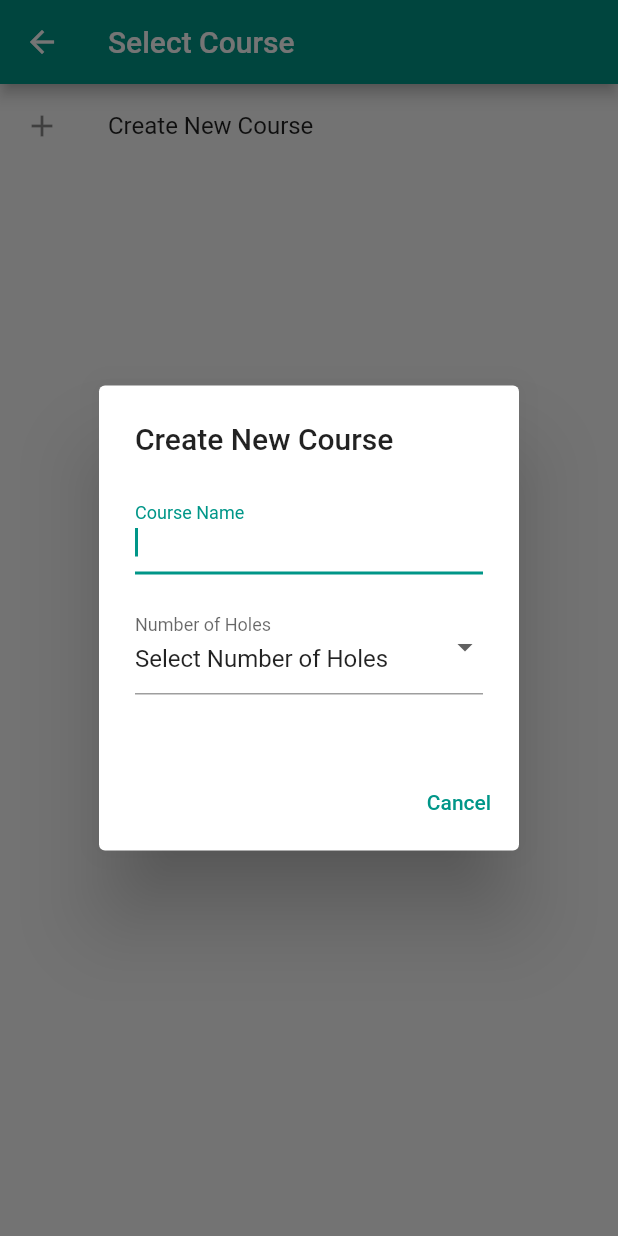
After one commit to MrTaz/mini_golf_tracker, a Flutter app: the CoursesScreen screen opened directly, after a tap on "Create New Course", on a phone screen of 412 x 824 dp. The commit adds this screen. Run offline on Flutter 3.47's test engine with Material 2 defaults, Android fonts, the phone set to English and light mode, and no system bars; our stand-ins replace cached_network_image, flutter_login, font_awesome_flutter, recase, shared_preferences, supabase and 1 more; missing offline and left inert: calendarific_dart, flutter_gravatar, random_x, word_generator; accounts and stored records are empty; Roboto replaces fonts that are missing (Merriweather).

Commit message:
fix: currently able to create courses and games

```diff
--- /dev/null
+++ b/lib/courses_screen.dart
@@ -0,0 +1,204 @@
+import 'dart:convert';
+
+import 'package:flutter/material.dart';
+import 'package:shared_preferences/shared_preferences.dart';
+
+import 'course.dart';
+
+class CoursesScreen extends StatefulWidget {
+  @override
+  _CoursesScreenState createState() => _CoursesScreenState();
+}
+
+class _CoursesScreenState extends State<CoursesScreen> {
+  late List<Course> courses = [];
+
+  @override
+  void initState() {
+    super.initState();
+    _loadCourses();
+  }
+
+  Future<void> _saveCourse(Course course) async {
+    final SharedPreferences prefs = await SharedPreferences.getInstance();
+    final List<Course> courses = await _loadCourses();
+
+    courses.add(course);
+
+    final List<String> coursesJson = courses.map((course) => jsonEncode(course.toJson())).toList();
+    await prefs.setStringList('courses', coursesJson);
+    setState(() {
+      this.courses = courses; // Update the courses list after saving
+    });
+  }
+
+  Future<List<Course>> _loadCourses() async {
+    final SharedPreferences prefs = await SharedPreferences.getInstance();
+    final List<String>? coursesJson = prefs.getStringList('courses');
+
+    if (coursesJson != null) {
+      final List<Course> loadedCourses = coursesJson.map((json) => Course.fromMap(jsonDecode(json))).toList();
+      setState(() {
+        courses = loadedCourses; // Update the courses list after loading
+      });
+    }
+
+    return [];
+  }
+
+  @override
+  Widget build(BuildContext context) {
+    return Scaffold(
+      appBar: AppBar(
+        title: const Text('Select Course'),
+      ),
+      body: ListView.builder(
+        itemCount: courses.length + 1,
+        itemBuilder: (context, index) {
+          if (index == courses.length) {
+            return ListTile(
+              leading: const Icon(Icons.add),
+              title: const Text('Create New Course'),
+              onTap: () {
+                _createNewCourse(context);
+              },
+            );
+          }
+          final Course course = courses[index];
+          return ListTile(
+            title: Text(course.name),
+            onTap: () {
+              Navigator.of(context).pop(course);
+            },
+          );
+        },
+      ),
+    );
+  }
+
+  void _createNewCourse(BuildContext context) async {
+    String courseName = '';
+    int? numberOfHoles = null;
+    List<int> parStrokes = List.filled(18, 3); // Default par stroke is 3 for each hole
+
+    final newCourse = await showDialog<Course>(
+      context: context,
+      builder: (BuildContext context) {
+        return StatefulBuilder(
+          builder: (BuildContext context, StateSetter setState) {
+            return AlertDialog(
+              title: const Text('Create New Course'),
+              content: SingleChildScrollView(
+                child: Column(
+                  mainAxisSize: MainAxisSize.min,
+                  children: [
+                    TextField(
+                      autofocus: true,
+                      textCapitalization: TextCapitalization.words,
+                      decoration: const InputDecoration(
+                        labelText: 'Course Name',
+                      ),
+                      onChanged: (value) {
+                        courseName = value;
+                      },
+                    ),
+                    const SizedBox(height: 16.0),
+                    DropdownButtonFormField<int>(
+                      value: numberOfHoles,
+                      items: [
+                        DropdownMenuItem<int>(
+                          value: null,
+                          child: const Text('Select Number of Holes'),
+                        ),
+                        DropdownMenuItem<int>(
+                          value: 9,
+                          child: const Text('9 Holes'),
+                        ),
+                        DropdownMenuItem<int>(
+                          value: 18,
+                          child: const Text('18 Holes'),
+                        ),
+                      ],
+                      onChanged: (value) {
+                        setState(() {
+                          numberOfHoles = value;
+                          parStrokes = List.filled(value!, 3);
+                        });
+                      },
+                      decoration: const InputDecoration(
+                        labelText: 'Number of Holes',
+                      ),
+                    ),
+                    const SizedBox(height: 16.0),
+                    if (numberOfHoles != null)
+                      Column(
+                        children: List.generate(numberOfHoles!, (index) {
+                          return Row(
+                            children: [
+                              Text('Hole ${index + 1}:'),
+                              const SizedBox(width: 8.0),
+                              Expanded(
+                                child: DropdownButtonFormField<int>(
+                                  value: parStrokes[index],
+                                  items: List.generate(5, (value) {
+                                    return DropdownMenuItem<int>(
+                                      value: value + 1,
+                                      child: Text('${value + 1}'),
+                                    );
+                                  }),
+                                  onChanged: (value) {
+                                    setState(() {
+                                      parStrokes[index] = value!;
+                                    });
+                                  },
+                                  decoration: const InputDecoration(
+                                    labelText: 'Par',
+                                  ),
+                                ),
+                              ),
+                            ],
+                          );
+                        }),
+                      ),
+                  ],
+                ),
+              ),
+              actions: [
+                TextButton(
+                  onPressed: () {
+                    Navigator.of(context).pop();
+                  },
+                  child: const Text('Cancel'),
+                ),
+                if (numberOfHoles == 9 || numberOfHoles == 18)
+                  TextButton(
+                    onPressed: () async {
+                      if (courseName.isNotEmpty && parStrokes.isNotEmpty) {
+                        final Course newCourse = Course(
+                          id: DateTime.now().millisecondsSinceEpoch,
+                          name: courseName,
+                          numberOfHoles: numberOfHoles!,
+                          parStrokes: Map<int, int>.fromIterable(
+                            List.generate(numberOfHoles!, (index) => index + 1),
+                            key: (holeNumber) => holeNumber,
+                            value: (holeNumber) => parStrokes[holeNumber - 1],
+                          ),
+                        );
+                        await _saveCourse(newCourse);
+                        Navigator.of(context).pop(newCourse);
+                      }
+                    },
+                    child: const Text('Create'),
+                  ),
+              ],
+            );
+          },
+        );
+      },
+    );
+
+    if (newCourse != null) {
+      Navigator.of(context).pop(newCourse);
+    }
+  }
+}
--- a/lib/game.dart
+++ b/lib/game.dart
@@ -27,6 +27,7 @@ class Game {
 
   Map<String, dynamic> toJson() {
     return {
+      'name': name,
       'couse': course.toJson(),
       'players': players.map((player) => player.toJson()).toList(),
       'startTime': startTime.toIso8601String()
```
Also changed, not shown: lib/course.dart (+5 -2 lines), lib/create_game_screen.dart (+165 -6 lines).
